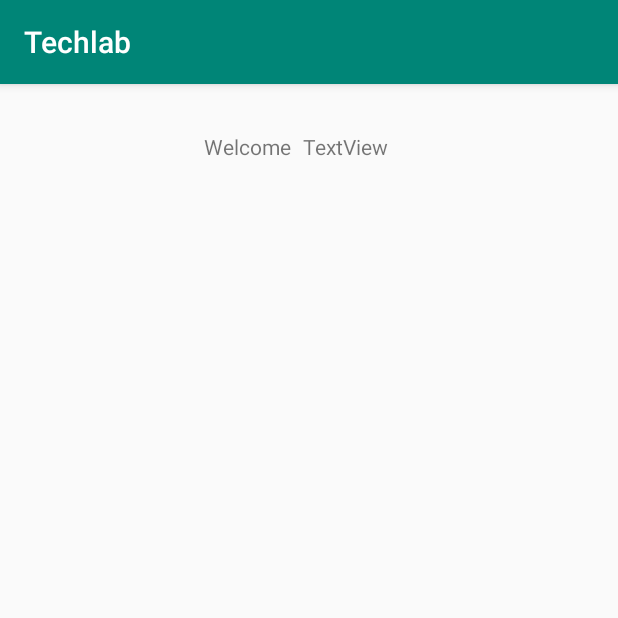
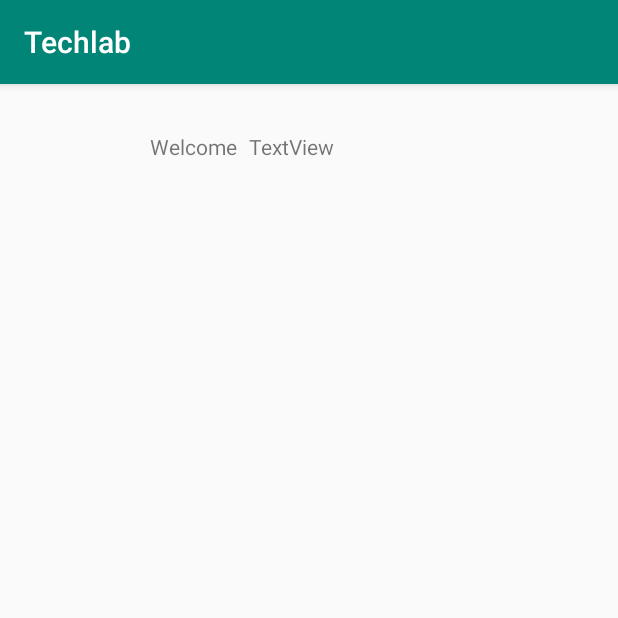
Before and after one commit to CSARotterdam/TC1819_Verslengsnoer, an Android app: the HomePageActivity screen opened directly, with no data from a screen before it, on a phone screen of 412 x 824 dp, the top half of it. Run offline under Robolectric (Android 15) with nearby library versions, the phone set to English and light mode, and no system bars; 1 statement that could not run was skipped.

```diff
--- a/project1b/app/src/main/AndroidManifest.xml
+++ b/project1b/app/src/main/AndroidManifest.xml
@@ -11,7 +11,7 @@
         android:theme="@style/AppTheme">
         <activity android:name=".view.HomePageActivity"></activity>
         <activity android:name=".view.SignUpActivity" />
-        <activity android:name=".MainActivity">
+        <activity android:name=".view.MainActivity">
             <intent-filter>
                 <action android:name="android.intent.action.MAIN" />
 
--- a/project1b/app/src/main/res/layout/activity_home_page.xml
+++ b/project1b/app/src/main/res/layout/activity_home_page.xml
@@ -27,8 +27,8 @@
         android:id="@+id/welcomeTextViewHomePage"
         android:layout_width="wrap_content"
         android:layout_height="wrap_content"
-        android:layout_marginStart="136dp"
-        android:layout_marginLeft="136dp"
+        android:layout_marginStart="100dp"
+        android:layout_marginLeft="100dp"
         android:layout_marginTop="32dp"
         android:text="Welcome"
         app:layout_constraintStart_toStartOf="parent"
```
